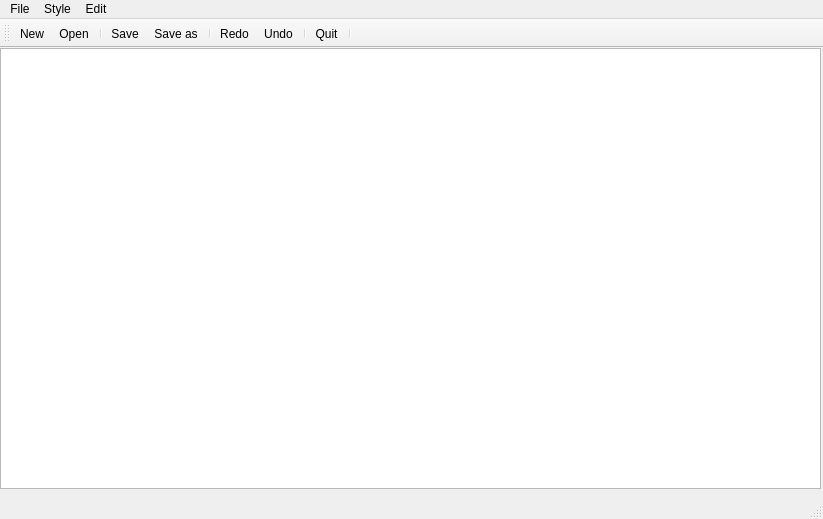
Qt form Notepad/text_editor.ui (romik2512/Notepad--) before a commit.
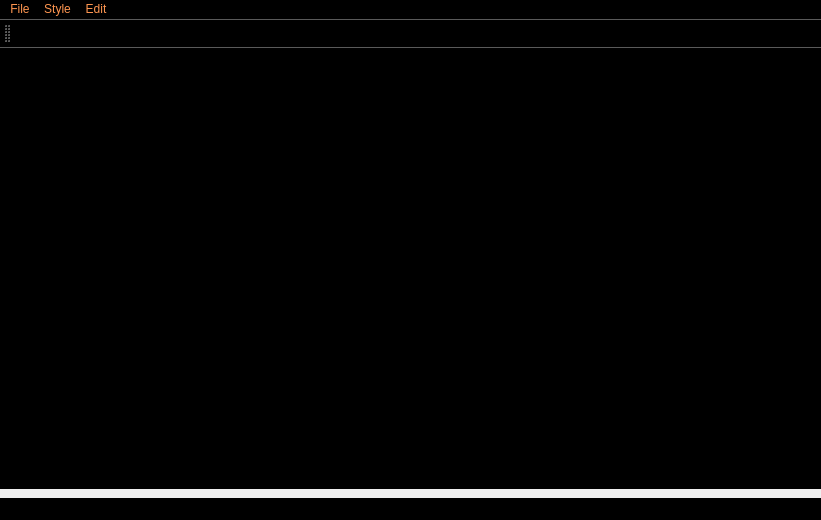
The same form after that commit. Icons and pictures are not drawn.

What changed in the file:
```diff
--- a/Notepad/text_editor.ui
+++ b/Notepad/text_editor.ui
@@ -6,8 +6,8 @@
    <rect>
     <x>0</x>
     <y>0</y>
-    <width>823</width>
-    <height>519</height>
+    <width>821</width>
+    <height>520</height>
    </rect>
   </property>
   <property name="windowTitle">
@@ -19,10 +19,15 @@
      <rect>
       <x>0</x>
       <y>0</y>
-      <width>821</width>
+      <width>831</width>
       <height>441</height>
      </rect>
     </property>
+    <property name="styleSheet">
+     <string notr="true">background:black;
+color: rgb(255, 149, 62);
+font: 75 11pt &quot;MS Shell Dlg 2&quot;;</string>
+    </property>
    </widget>
   </widget>
   <widget class="QMenuBar" name="menuBar">
@@ -30,10 +35,15 @@
     <rect>
      <x>0</x>
      <y>0</y>
-     <width>823</width>
-     <height>21</height>
+     <width>821</width>
+     <height>25</height>
     </rect>
    </property>
+   <property name="styleSheet">
+    <string notr="true">color: rgb(255, 150, 80);
+font: 75 12pt &quot;MS Shell Dlg 2&quot;;
+background:rgb(0, 0, 0);</string>
+   </property>
    <widget class="QMenu" name="menuFile">
     <property name="title">
      <string>File</string>
@@ -70,6 +80,9 @@
    <addaction name="menuEdit"/>
   </widget>
   <widget class="QToolBar" name="mainToolBar">
+   <property name="styleSheet">
+    <string notr="true">background: black;</string>
+   </property>
    <attribute name="toolBarArea">
     <enum>TopToolBarArea</enum>
    </attribute>
@@ -88,7 +101,11 @@
    <addaction name="actionQuit"/>
    <addaction name="separator"/>
   </widget>
-  <widget class="QStatusBar" name="statusBar"/>
+  <widget class="QStatusBar" name="statusBar">
+   <property name="styleSheet">
+    <string notr="true">background:rgb(0, 0, 0);</string>
+   </property>
+  </widget>
   <action name="actionNew">
    <property name="icon">
     <iconset resource="resource.qrc">
```
Left out of the diff: 2 changed lines with no effect on the pictures.
